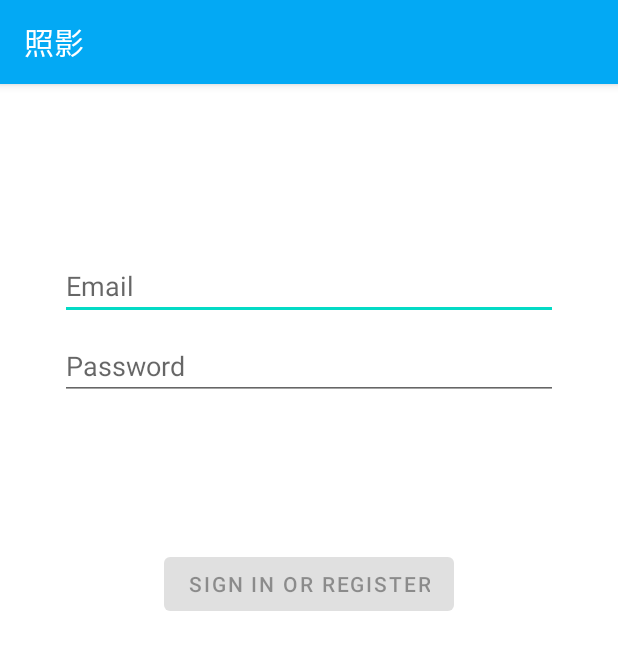
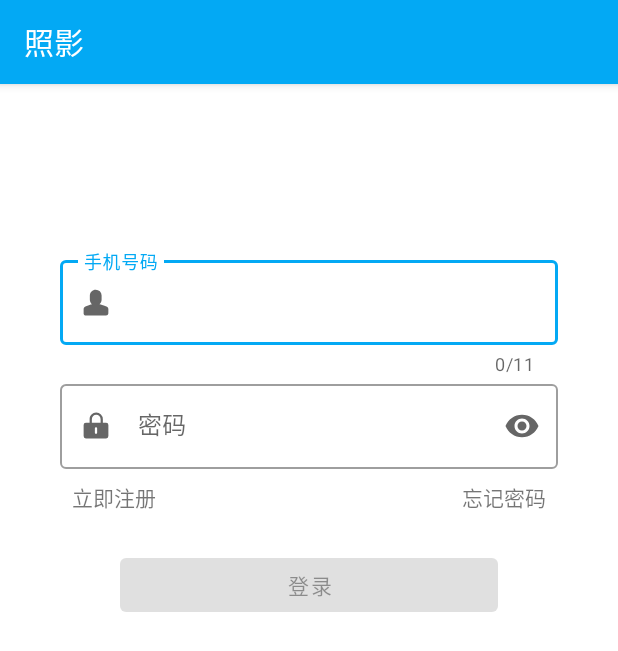
Before and after one commit to Haoy1102/ZhaoYing, an Android app: the LoginFragment screen opened directly, with no data from a screen before it, on a phone screen of 412 x 824 dp. Shown: the top 651 px of the screen. Run offline under Robolectric (Android 15) with nearby library versions, the phone set to English and light mode, and no system bars; our stand-ins replace Room's generated code.

Commit message:
1.5.4 xml界面整合

```diff
--- a/app/src/main/java/com/example/zhaoying_v13/database/UserInfo.kt
+++ b/app/src/main/java/com/example/zhaoying_v13/database/UserInfo.kt
@@ -17,5 +17,5 @@ data class UserInfo (
     val password:String,
 
     @ColumnInfo(name="lastLoginTime")
-    val lastLoginTime: String
+    val lastLoginTime: Long=System.currentTimeMillis()
         )
--- a/app/src/main/java/com/example/zhaoying_v13/ui/login/data/LoginRepository.kt
+++ b/app/src/main/java/com/example/zhaoying_v13/ui/login/data/LoginRepository.kt
@@ -27,9 +27,9 @@ class LoginRepository(val dataSource: LoginDataSource) {
         dataSource.logout()
     }
 
-    fun login(username: String, password: String): Result<LoggedInUser> {
+    fun login(phonenumber: String, password: String): Result<LoggedInUser> {
         // handle login
-        val result = dataSource.login(username, password)
+        val result = dataSource.login(phonenumber, password)
 
         if (result is Result.Success) {
             setLoggedInUser(result.data)
--- a/app/src/main/java/com/example/zhaoying_v13/ui/login/data/model/LoggedInUser.kt
+++ b/app/src/main/java/com/example/zhaoying_v13/ui/login/data/model/LoggedInUser.kt
@@ -1,11 +1,14 @@
 package com.example.zhaoying_v13.ui.login.data.model
 
+import androidx.room.ColumnInfo
 import java.util.*
 
 /**
  * Data class that captures user information for logged in users retrieved from LoginRepository
  */
 data class LoggedInUser(
+
     val userId: String,
-    val displayName: String
+    val status:Int,
+    val displayName:String="匿名用户"
 )
--- a/app/src/main/java/com/example/zhaoying_v13/ui/login/ui/login/LoggedInUserView.kt
+++ b/app/src/main/java/com/example/zhaoying_v13/ui/login/ui/login/LoggedInUserView.kt
@@ -4,6 +4,7 @@ package com.example.zhaoying_v13.ui.login.ui.login
  * User details post authentication that is exposed to the UI
  */
 data class LoggedInUserView(
-    val displayName: String
+    val displayName: String,
+    val userID:String
     //... other data fields that may be accessible to the UI
 )
--- a/app/src/main/java/com/example/zhaoying_v13/ui/login/ui/login/LoginFragment.kt
+++ b/app/src/main/java/com/example/zhaoying_v13/ui/login/ui/login/LoginFragment.kt
@@ -7,11 +7,13 @@ import androidx.fragment.app.Fragment
 import android.os.Bundle
 import android.text.Editable
 import android.text.TextWatcher
+import android.util.Log
 import android.view.LayoutInflater
 import android.view.View
 import android.view.ViewGroup
 import android.view.inputmethod.EditorInfo
 import android.widget.Toast
+import androidx.navigation.Navigation
 import com.example.zhaoying_v13.R
 import com.example.zhaoying_v13.database.UserDatabase
 import com.example.zhaoying_v13.databinding.FragmentLoginBinding
@@ -45,10 +47,11 @@ class LoginFragment : Fragment() {
         loginViewModel = ViewModelProvider(this, viewModelFactory)
             .get(LoginViewModel::class.java)
 
-        val usernameEditText = binding.username
+        val usernameEditText = binding.phoneNumber
         val passwordEditText = binding.password
-        val loginButton = binding.login
+        val loginButton = binding.loginButton
         val loadingProgressBar = binding.loading
+        val registerText=binding.textRegister
 
         loginViewModel.loginFormState.observe(viewLifecycleOwner,
             Observer { loginFormState ->
@@ -111,6 +114,12 @@ class LoginFragment : Fragment() {
                 passwordEditText.text.toString()
             )
         }
+        //跳转注册界面
+        binding.textRegister.setOnClickListener(
+            Navigation.createNavigateOnClickListener(R.id.action_loginFragment_to_registerFragment)
+        )
+
+
     }
 
     private fun updateUiWithUser(model: LoggedInUserView) {
--- a/app/src/main/res/layout/fragment_login.xml
+++ b/app/src/main/res/layout/fragment_login.xml
@@ -11,52 +11,88 @@
     android:paddingBottom="@dimen/fragment_vertical_margin"
     tools:context=".ui.login.ui.login.LoginFragment">
 
-    <EditText
-        android:id="@+id/username"
+    <com.google.android.material.textfield.TextInputLayout
+        android:id="@+id/phoneNumberTextField"
+        style="@style/Widget.MaterialComponents.TextInputLayout.OutlinedBox"
         android:layout_width="0dp"
         android:layout_height="wrap_content"
         android:layout_marginStart="24dp"
         android:layout_marginTop="96dp"
         android:layout_marginEnd="24dp"
-        android:hint="@string/prompt_email"
-        android:inputType="textEmailAddress"
-        android:selectAllOnFocus="true"
+        android:hint="@string/phoneNumberText"
+        app:counterEnabled="true"
+        app:counterMaxLength="11"
+        app:endIconMode="clear_text"
+        app:helperTextEnabled="true"
         app:layout_constraintEnd_toEndOf="parent"
         app:layout_constraintStart_toStartOf="parent"
-        app:layout_constraintTop_toTopOf="parent" />
+        app:layout_constraintTop_toTopOf="parent"
+        app:startIconContentDescription="账号"
+        app:startIconDrawable="@drawable/ic_people_fill_24dp">
 
-    <EditText
-        android:id="@+id/password"
+    <com.google.android.material.textfield.TextInputEditText
+        android:id="@+id/phoneNumber"
+        android:layout_width="match_parent"
+        android:layout_height="wrap_content" />
+
+    </com.google.android.material.textfield.TextInputLayout>
+
+    <com.google.android.material.textfield.TextInputLayout
+        android:id="@+id/passwordTextField"
+        style="@style/Widget.MaterialComponents.TextInputLayout.OutlinedBox"
+        android:layout_width="match_parent"
+        android:layout_height="wrap_content"
+        android:layout_marginStart="24dp"
+        android:layout_marginEnd="24dp"
+        android:hint="@string/passwordText"
+        app:endIconMode="password_toggle"
+        app:layout_constraintEnd_toEndOf="parent"
+        app:layout_constraintStart_toStartOf="parent"
+        app:layout_constraintTop_toBottomOf="@id/phoneNumberTextField"
+        app:startIconContentDescription="账号"
+        app:startIconDrawable="@drawable/ic_lock_fill_24dp">
+
+        <com.google.android.material.textfield.TextInputEditText
+            android:id="@+id/password"
+            android:layout_width="match_parent"
+            android:layout_height="wrap_content"
+            android:inputType="textPassword" />
+
+    </com.google.android.material.textfield.TextInputLayout>
+
+
+    <Button
+        android:id="@+id/loginButton"
         android:layout_width="0dp"
         android:layout_height="wrap_content"
-        android:layout_marginStart="24dp"
-        android:layout_marginTop="8dp"
-        android:layout_marginEnd="24dp"
-        android:hint="@string/prompt_password"
-        android:imeActionLabel="@string/action_sign_in_short"
-        android:imeOptions="actionDone"
-        android:inputType="textPassword"
-        android:selectAllOnFocus="true"
+        android:layout_gravity="start"
+        android:layout_marginStart="64dp"
+        android:layout_marginTop="24dp"
+        android:layout_marginEnd="64dp"
+        android:enabled="false"
+        android:text="登录"
         app:layout_constraintEnd_toEndOf="parent"
         app:layout_constraintStart_toStartOf="parent"
-        app:layout_constraintTop_toBottomOf="@+id/username" />
-
-    <Button
-        android:id="@+id/login"
+        app:layout_constraintTop_toBottomOf="@+id/textRegister" />
+    <TextView
+        android:id="@+id/textRegister"
         android:layout_width="wrap_content"
         android:layout_height="wrap_content"
-        android:layout_gravity="start"
-        android:layout_marginStart="48dp"
-        android:layout_marginTop="16dp"
-        android:layout_marginEnd="48dp"
-        android:layout_marginBottom="64dp"
-        android:enabled="false"
-        android:text="@string/action_sign_in"
-        app:layout_constraintBottom_toBottomOf="parent"
+        android:layout_marginStart="32dp"
+        android:layout_marginTop="8dp"
+        android:text="立即注册"
+        app:layout_constraintStart_toStartOf="parent"
+        app:layout_constraintTop_toBottomOf="@+id/passwordTextField" />
+
+    <TextView
+        android:id="@+id/textFindPassword"
+        android:layout_width="wrap_content"
+        android:layout_height="wrap_content"
+        android:layout_marginTop="8dp"
+        android:layout_marginEnd="32dp"
+        android:text="忘记密码"
         app:layout_constraintEnd_toEndOf="parent"
-        app:layout_constraintStart_toStartOf="parent"
-        app:layout_constraintTop_toBottomOf="@+id/password"
-        app:layout_constraintVertical_bias="0.2" />
+        app:layout_constraintTop_toBottomOf="@+id/passwordTextField" />
 
     <ProgressBar
         android:id="@+id/loading"
@@ -69,8 +105,10 @@
         android:layout_marginBottom="64dp"
         android:visibility="gone"
         app:layout_constraintBottom_toBottomOf="parent"
-        app:layout_constraintEnd_toEndOf="@+id/password"
-        app:layout_constraintStart_toStartOf="@+id/password"
+        app:layout_constraintEnd_toEndOf="@+id/passwordTextField"
+        app:layout_constraintStart_toStartOf="@+id/passwordTextField"
         app:layout_constraintTop_toTopOf="parent"
         app:layout_constraintVertical_bias="0.3" />
+
+
 </androidx.constraintlayout.widget.ConstraintLayout>
--- a/app/src/main/res/navigation/login_navigation.xml
+++ b/app/src/main/res/navigation/login_navigation.xml
@@ -16,6 +16,11 @@
         tools:layout="@layout/fragment_login" >
         <action
             android:id="@+id/action_loginFragment_to_registerFragment"
-            app:destination="@id/registerFragment" />
+            app:destination="@id/registerFragment"
+            app:enterAnim="@anim/slide_in_right"
+            app:exitAnim="@anim/slide_out_left"
+            app:popEnterAnim="@anim/slide_in_left"
+            app:popExitAnim="@anim/slide_out_right"
+            app:popUpTo="@id/loginFragment" />
     </fragment>
 </navigation>
--- a/app/src/main/res/navigation/mobile_navigation.xml
+++ b/app/src/main/res/navigation/mobile_navigation.xml
@@ -12,7 +12,8 @@
         tools:layout="@layout/fragment_home" >
         <action
             android:id="@+id/action_navigation_home_to_detectionActivity"
-            app:destination="@id/detectionActivity" />
+            app:destination="@id/detectionActivity"
+            app:popUpTo="@id/navigation_home" />
     </fragment>
 
     <fragment
```
Also changed, not shown: app/src/main/java/com/example/zhaoying_v13/ui/login/data/LoginDataSource.kt (+6 -7 lines), app/src/main/java/com/example/zhaoying_v13/ui/login/ui/login/LoginViewModel.kt (+5 -6 lines), app/src/main/res/layout/register_fragment.xml (+8 -8 lines).
